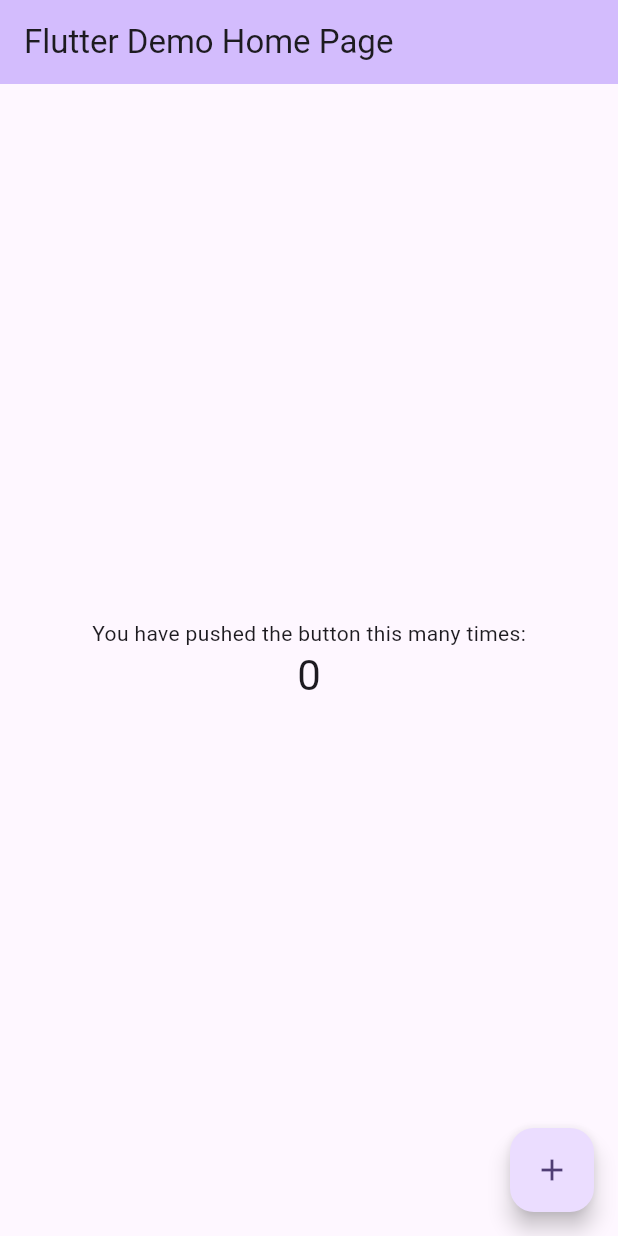
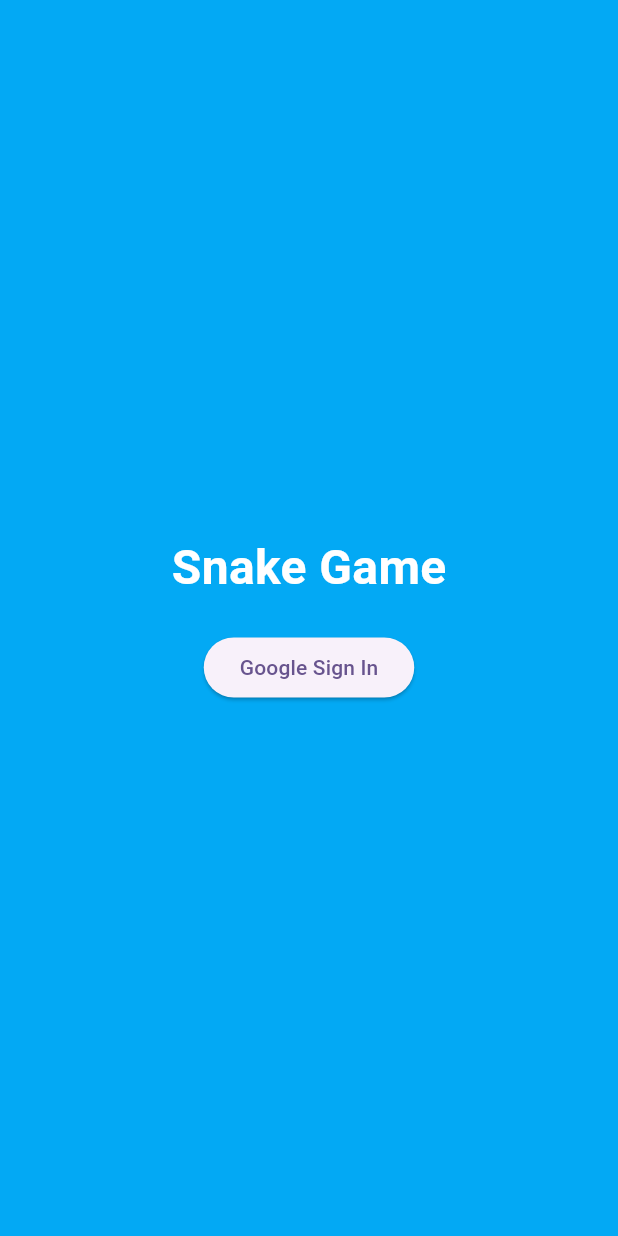
Before and after one commit to BooPassakorn/snake_game, a Flutter app: the screen it shows after launch, on a phone screen of 412 x 824 dp. Run offline on Flutter 3.47's test engine with Material 3 defaults, Android fonts, the phone set to English and light mode, and no system bars; our stand-ins replace firebase_auth, firebase_core, google_sign_in; accounts and stored records are empty.

Commit message:
add Home page

```diff
--- a/lib/main.dart
+++ b/lib/main.dart
@@ -1,5 +1,8 @@
 import 'package:firebase_core/firebase_core.dart';
 import 'package:flutter/material.dart';
+
+import 'auth/auth_service.dart';
+import 'home.dart';
 
 void main() async {
   WidgetsFlutterBinding.ensureInitialized();
@@ -13,61 +16,61 @@ class MyApp extends StatelessWidget {
   @override
   Widget build(BuildContext context) {
     return MaterialApp(
-      title: 'Flutter Demo',
+      title: 'Snake Game',
       theme: ThemeData(
         colorScheme: ColorScheme.fromSeed(seedColor: Colors.deepPurple),
         useMaterial3: true,
       ),
-      home: const MyHomePage(title: 'Flutter Demo Home Page'),
+      home: const MyHomePage(),
     );
   }
 }
 
 class MyHomePage extends StatefulWidget {
-  const MyHomePage({super.key, required this.title});
-
-
-  final String title;
+  const MyHomePage({super.key});
 
   @override
   State<MyHomePage> createState() => _MyHomePageState();
 }
 
 class _MyHomePageState extends State<MyHomePage> {
-  int _counter = 0;
+  void _signInAndNavigate() async {
+    //เรียกใช้ Google Sign in
+    var userCredential = await AuthService().signInWithGoogle();
 
-  void _incrementCounter() {
-    setState(() {
-      _counter++;
-    });
+    if (userCredential != null) {
+      //ไปที่หน้า HomePage เมื่อ sign in ผ่าน
+      Navigator.pushReplacement(
+        context,
+        MaterialPageRoute(builder: (context) => const HomePage()),
+      );
+    }
   }
 
   @override
   Widget build(BuildContext context) {
     return Scaffold(
-      appBar: AppBar(
-        backgroundColor: Theme.of(context).colorScheme.inversePrimary,
-        title: Text(widget.title),
-      ),
+      backgroundColor: Colors.lightBlue,
       body: Center(
         child: Column(
           mainAxisAlignment: MainAxisAlignment.center,
           children: <Widget>[
-            const Text(
-              'You have pushed the button this many times:',
+            Text(
+              "Snake Game",
+              style: TextStyle(
+                fontSize: 32,
+                fontWeight: FontWeight.bold,
+                color: Colors.white,
+              ),
             ),
-            Text(
-              '$_counter',
-              style: Theme.of(context).textTheme.headlineMedium,
+            SizedBox(height: 20),
+            ElevatedButton(
+              onPressed: _signInAndNavigate,
+              child: const Text("Google Sign In"),
             ),
           ],
         ),
       ),
-      floatingActionButton: FloatingActionButton(
-        onPressed: _incrementCounter,
-        tooltip: 'Increment',
-        child: const Icon(Icons.add),
-      ),
     );
   }
 }
--- a/pubspec.yaml
+++ b/pubspec.yaml
@@ -36,6 +36,10 @@ dependencies:
   cupertino_icons: ^1.0.8
 
   firebase_core: ^3.12.1
+
+  firebase_auth: ^5.5.1
+
+  google_sign_in: ^6.3.0
 
 dev_dependencies:
   flutter_test:
```
Also changed, not shown: lib/auth/auth_service.dart (added, +40 -0 lines), lib/home.dart (added, +42 -0 lines), pubspec.lock, 1 other file.
